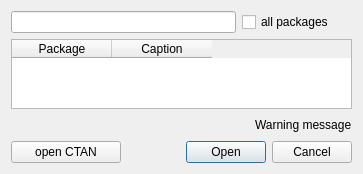
The window that src/texdocdialog.ui (texstudio-org/texstudio) describes before a commit, drawn with Qt 5.
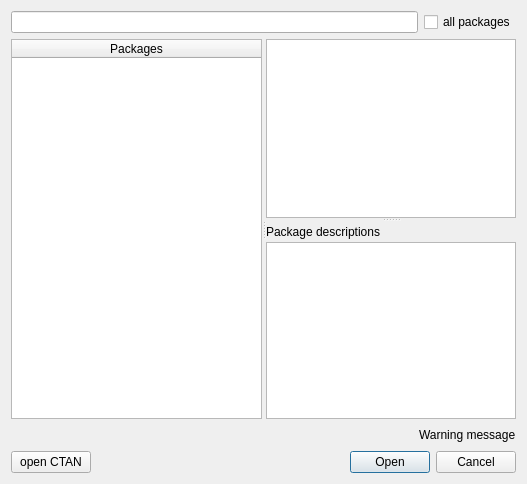
The same window after the commit. Icons and pictures are not drawn.

What changed in the file:
```diff
--- a/src/texdocdialog.ui
+++ b/src/texdocdialog.ui
@@ -6,32 +6,72 @@
    <rect>
     <x>0</x>
     <y>0</y>
-    <width>363</width>
-    <height>174</height>
+    <width>527</width>
+    <height>484</height>
    </rect>
   </property>
   <property name="windowTitle">
    <string>Packages Help (Texdoc)</string>
   </property>
   <layout class="QGridLayout" name="gridLayout">
-   <item row="1" column="0" colspan="3">
+   <item row="1" column="0" colspan="2">
+    <widget class="QSplitter" name="splitter_2">
+     <property name="orientation">
+      <enum>Qt::Horizontal</enum>
+     </property>
     <widget class="QTableWidget" name="tbPackages">
-     <property name="columnCount">
-      <number>2</number>
-     </property>
+      <attribute name="horizontalHeaderStretchLastSection">
+       <bool>true</bool>
+      </attribute>
      <column>
       <property name="text">
-       <string>Package</string>
-      </property>
-     </column>
-     <column>
+        <string>Packages</string>
+       </property>
+      </column>
+     </widget>
+     <widget class="QSplitter" name="splitter">
+      <property name="orientation">
+       <enum>Qt::Vertical</enum>
+      </property>
+      <widget class="QTextBrowser" name="PackageInfoBrowser"/>
+      <widget class="QWidget" name="">
+       <layout class="QVBoxLayout" name="verticalLayout">
+        <property name="spacing">
+         <number>0</number>
+        </property>
+        <item>
+         <layout class="QHBoxLayout" name="LanguagesLayout">
+          <item>
+           <widget class="QLabel" name="label">
       <property name="text">
-       <string>Caption</string>
-      </property>
-     </column>
-    </widget>
-   </item>
-   <item row="2" column="1" colspan="2">
+             <string>Package descriptions</string>
+            </property>
+           </widget>
+          </item>
+          <item>
+           <spacer name="horizontalSpacer">
+            <property name="orientation">
+             <enum>Qt::Horizontal</enum>
+            </property>
+            <property name="sizeHint" stdset="0">
+             <size>
+              <width>40</width>
+              <height>20</height>
+             </size>
+            </property>
+           </spacer>
+          </item>
+         </layout>
+        </item>
+        <item>
+         <widget class="QTextBrowser" name="PackageDescriptions"/>
+        </item>
+       </layout>
+      </widget>
+     </widget>
+    </widget>
+   </item>
+   <item row="2" column="0" colspan="2">
     <layout class="QHBoxLayout" name="hboxWarning">
      <item>
       <spacer name="horizontalSpacerHboxWarning">
@@ -99,7 +139,7 @@
      </property>
     </widget>
    </item>
-   <item row="3" column="1" colspan="2">
+   <item row="3" column="1">
     <widget class="QDialogButtonBox" name="buttonBox">
      <property name="orientation">
       <enum>Qt::Horizontal</enum>
@@ -110,18 +150,22 @@
     </widget>
    </item>
    <item row="0" column="0" colspan="2">
+    <layout class="QHBoxLayout" name="hboxFilter">
+     <item>
     <widget class="QLineEdit" name="lineEditSearch">
      <property name="toolTip">
       <string>Enter a term to search for in both columns.</string>
      </property>
     </widget>
    </item>
-   <item row="0" column="2">
+     <item>
     <widget class="QCheckBox" name="cbShowAllPackages">
      <property name="text">
       <string>all packages</string>
      </property>
     </widget>
+     </item>
+    </layout>
    </item>
   </layout>
  </widget>
```
Lines whose indentation alone changed are shown as unchanged.
